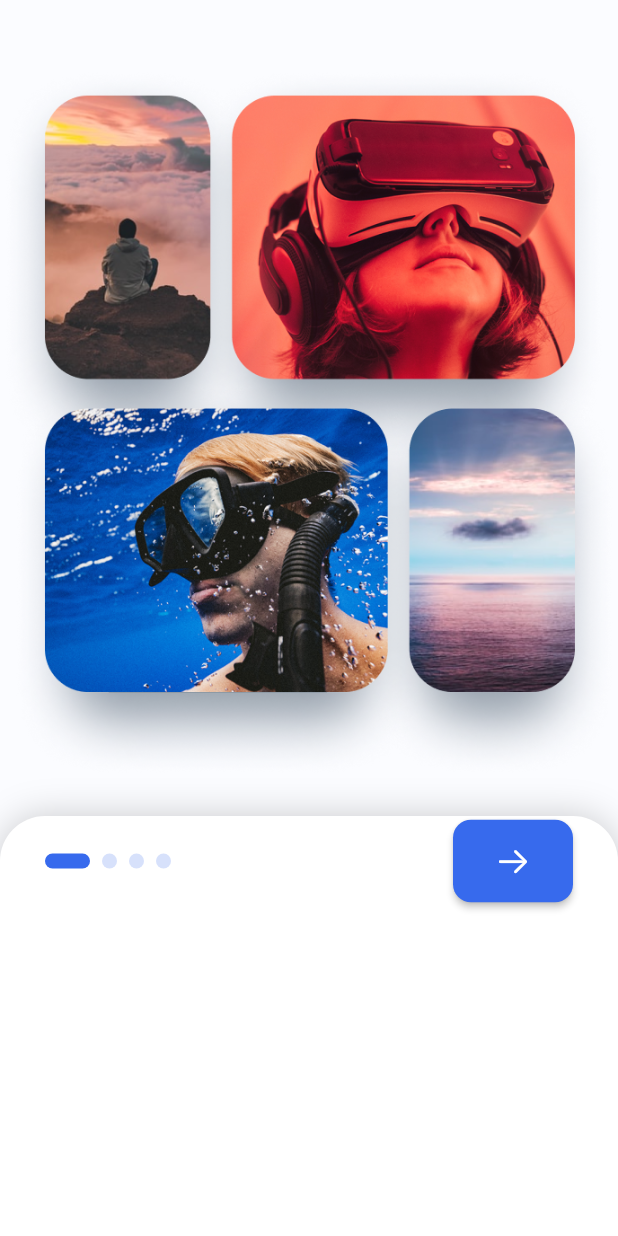
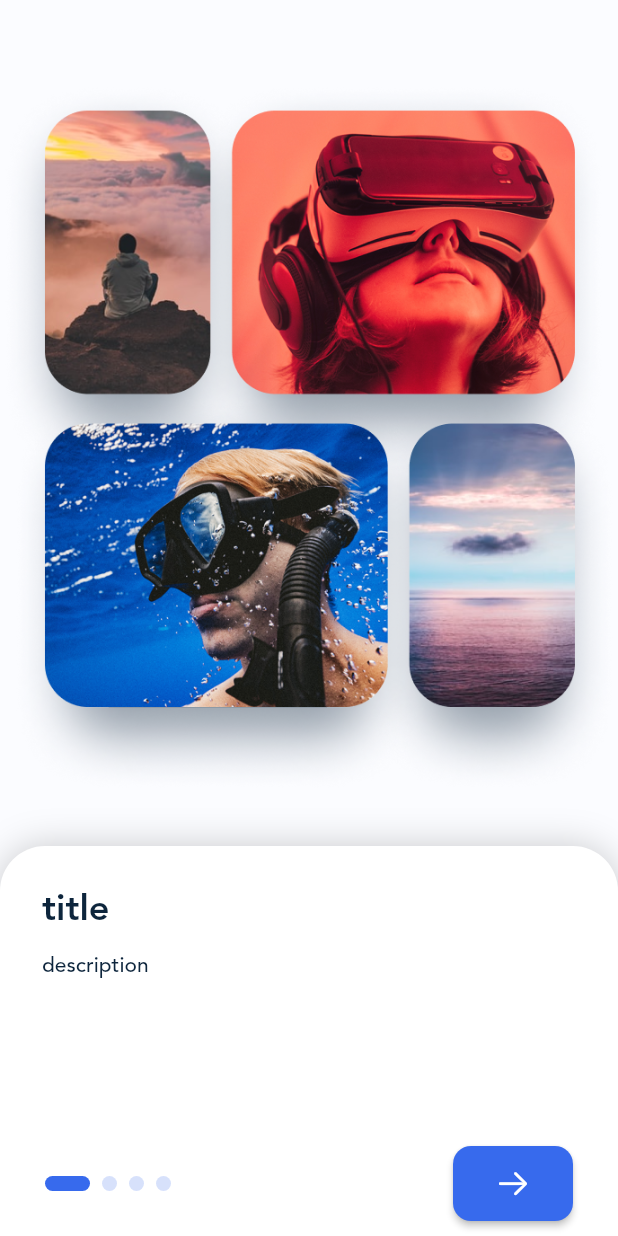
Before and after one commit to sajjadabbasi1383/BlogClub, a Flutter app: the screen it shows after launch, on a phone screen of 412 x 824 dp. Run offline on Flutter 3.47's test engine with Material 2 defaults, Android fonts, the phone set to English and light mode, and no system bars; drawn by our look-alikes of smooth_page_indicator; our stand-ins replace carousel_slider, dotted_border, flutter_svg.

Commit message:
OnBoarding Screen PageView

```diff
--- a/lib/view/onboarding_screen.dart
+++ b/lib/view/onboarding_screen.dart
@@ -1,5 +1,6 @@
 import 'package:blog_club/constant.dart';
 import 'package:blog_club/model/onboarding_model.dart';
+import 'package:blog_club/view/main_screen.dart';
 import 'package:flutter/cupertino.dart';
 import 'package:flutter/material.dart';
 import 'package:smooth_page_indicator/smooth_page_indicator.dart';
@@ -28,7 +29,7 @@ class _OnBoardingScreenState extends State<OnBoardingScreen> {
             ),
           ),
           Container(
-            height: 280,
+            height: 260,
             decoration: BoxDecoration(
                 color: Colors.white,
                 boxShadow: [
@@ -40,15 +41,42 @@ class _OnBoardingScreenState extends State<OnBoardingScreen> {
                     topRight: Radius.circular(30))),
             child: Column(
               children: [
+                Expanded(
+                    child: PageView.builder(
+                  itemCount: onBoardingItems.length,
+                  controller: _pageController,
+                  itemBuilder: (context, index) {
+                    return Padding(
+                      padding: const EdgeInsets.all(28.0),
+                      child: Column(
+                        crossAxisAlignment: CrossAxisAlignment.start,
+                        children: [
+                          Text(
+                            onBoardingItems[index].title,
+                            style: Theme.of(context).textTheme.headlineMedium,
+                          ),
+                          const SizedBox(
+                            height: 15,
+                          ),
+                          Text(
+                            onBoardingItems[index].description,
+                            style: Theme.of(context).textTheme.bodyLarge,
+                          ),
+                        ],
+                      ),
+                    );
+                  },
+                )),
                 Container(
                   height: 60,
-                  padding: const EdgeInsets.only(left: 30,right: 30),
+                  padding:
+                      const EdgeInsets.only(left: 30, right: 30, bottom: 10),
                   child: Row(
                     mainAxisAlignment: MainAxisAlignment.spaceBetween,
                     children: [
                       SmoothPageIndicator(
-                          controller: _pageController,
-                          count: onBoardingItems.length,
+                        controller: _pageController,
+                        count: onBoardingItems.length,
                         effect: ExpandingDotsEffect(
                           activeDotColor: primaryColor,
                           dotColor: primaryColor.withOpacity(0.2),
```
